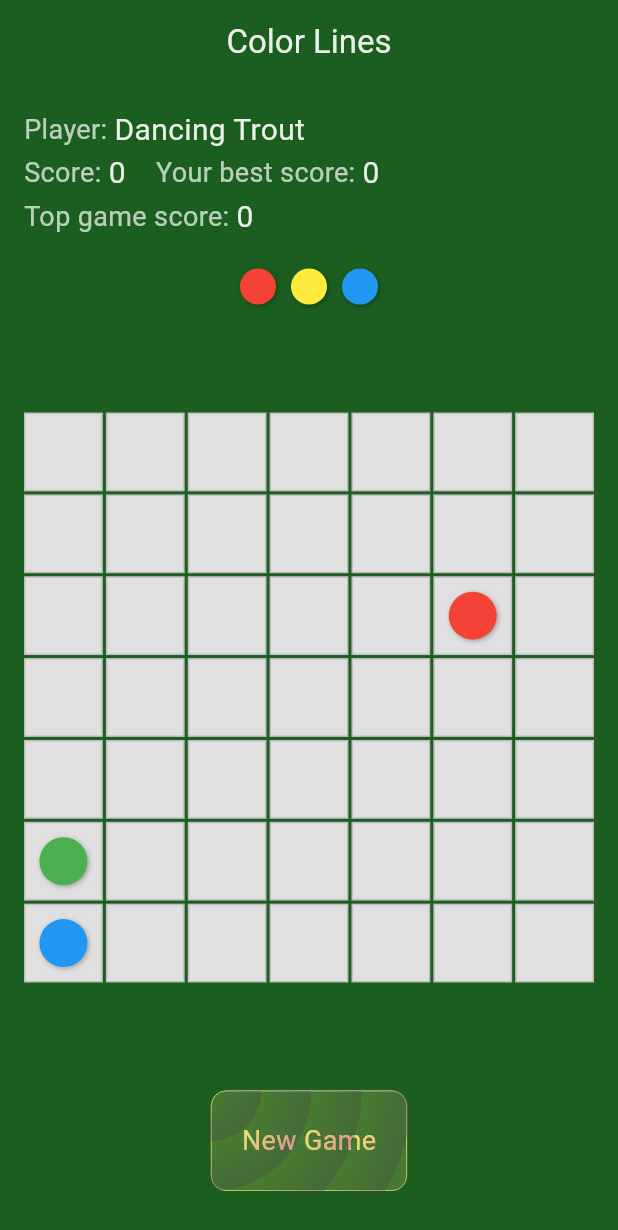
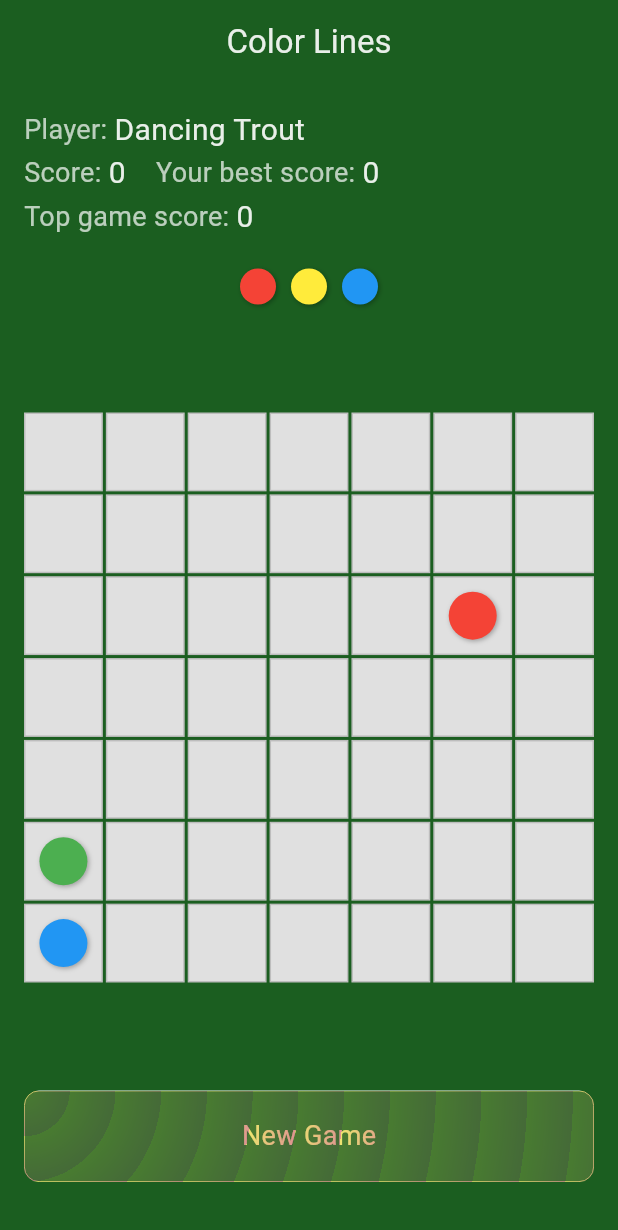
Before and after one commit to bigbott/getx_lines_game, a Flutter app: the screen it shows after launch, on a phone screen of 412 x 824 dp. Shown: the top 1230 px of the screen. Run offline on Flutter 3.47's test engine with Material 3 defaults, Android fonts, the phone set to English and light mode, and no system bars; our stand-ins replace appwrite, device_preview, get, shared_preferences; missing offline and left inert: flutter_soloud, navigation_history_observer; network calls fail.

Commit message:
replaced padding with container

```diff
--- a/lib/common/ez/ez_glass_gradient_button.dart
+++ b/lib/common/ez/ez_glass_gradient_button.dart
@@ -4,12 +4,19 @@ import 'ez_glass_container.dart';
 import 'ez_gradient.dart';
 import 'ez_scale.dart';
 
-
 final class EzGlassGradientButton extends StatelessWidget {
   final Widget? child;
   final GestureTapCallback? onTap;
+  final double? width;
+  final double? height;
 
-  const EzGlassGradientButton({super.key, this.child, this.onTap});
+  const EzGlassGradientButton({
+    super.key,
+    this.child,
+    this.onTap,
+    this.width = double.infinity,
+    this.height = 60,
+  });
 
   @override
   Widget build(Object context) {
@@ -20,9 +27,10 @@ final class EzGlassGradientButton extends StatelessWidget {
             child: MouseRegion(
               cursor: SystemMouseCursors.click,
               child: EzGlassContainer(
-                child: Padding(
-                  padding: EdgeInsets.all(20),
-                  child: child,
+                child: SizedBox(
+                 width: width,
+                 height: height,
+                  child: Center(child: child),
                 ),
               ),
             )));
```
